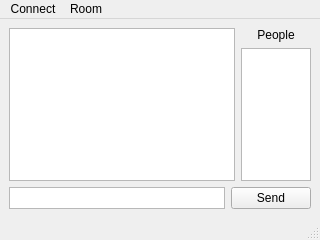
Qt form ui/main.ui (OfficialDevCoffee/Caffeine) before a commit.
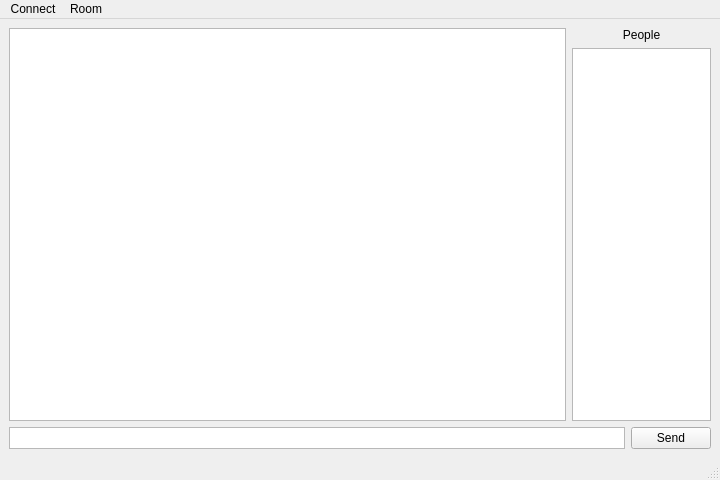
The same form after that commit.

The edit to the form file:
```diff
--- a/ui/main.ui
+++ b/ui/main.ui
@@ -6,8 +6,8 @@
    <rect>
     <x>0</x>
     <y>0</y>
-    <width>320</width>
-    <height>240</height>
+    <width>720</width>
+    <height>480</height>
    </rect>
   </property>
   <property name="windowTitle">
@@ -91,7 +91,7 @@
     <rect>
      <x>0</x>
      <y>0</y>
-     <width>320</width>
+     <width>720</width>
      <height>18</height>
     </rect>
    </property>
```
